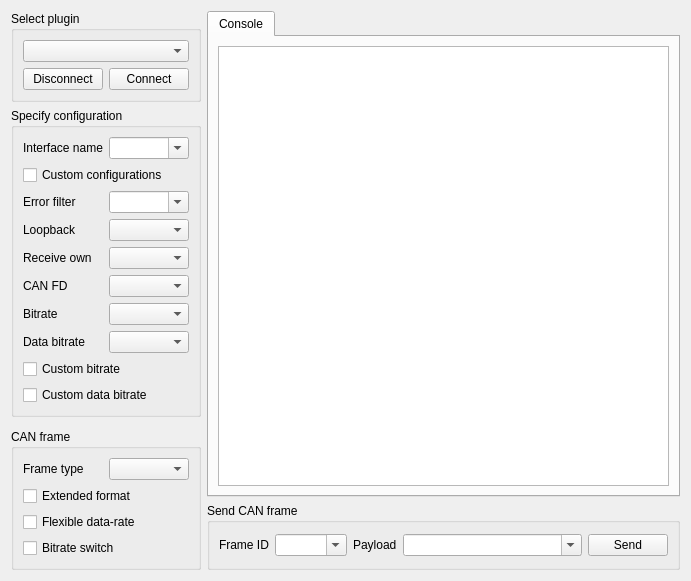
Old version of the form src/canbusui/SAKCanBusUi.ui in the repository x-tools-author/x-tools.
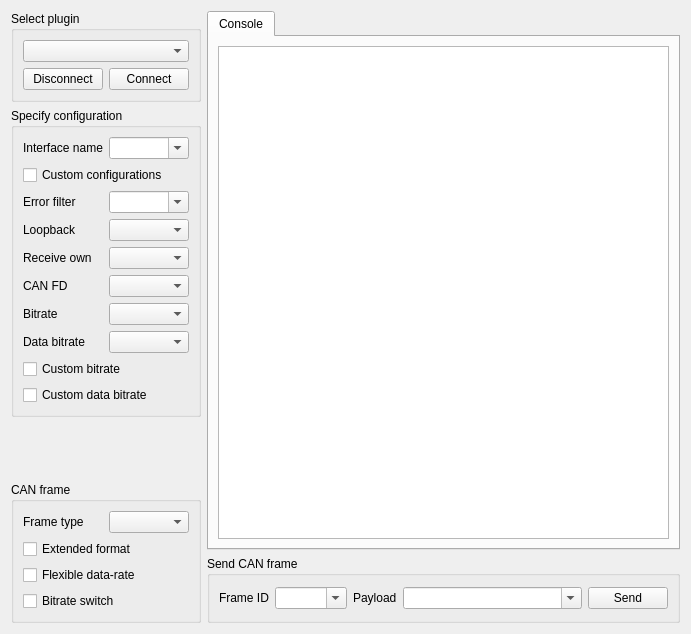
New version of the form.

The edit to the form file:
```diff
--- a/src/canbusui/SAKCanBusUi.ui
+++ b/src/canbusui/SAKCanBusUi.ui
@@ -7,7 +7,7 @@
     <x>0</x>
     <y>0</y>
     <width>691</width>
-    <height>443</height>
+    <height>634</height>
    </rect>
   </property>
   <property name="windowTitle">
```
Left out of the diff: 4 changed lines with no effect on the pictures.
